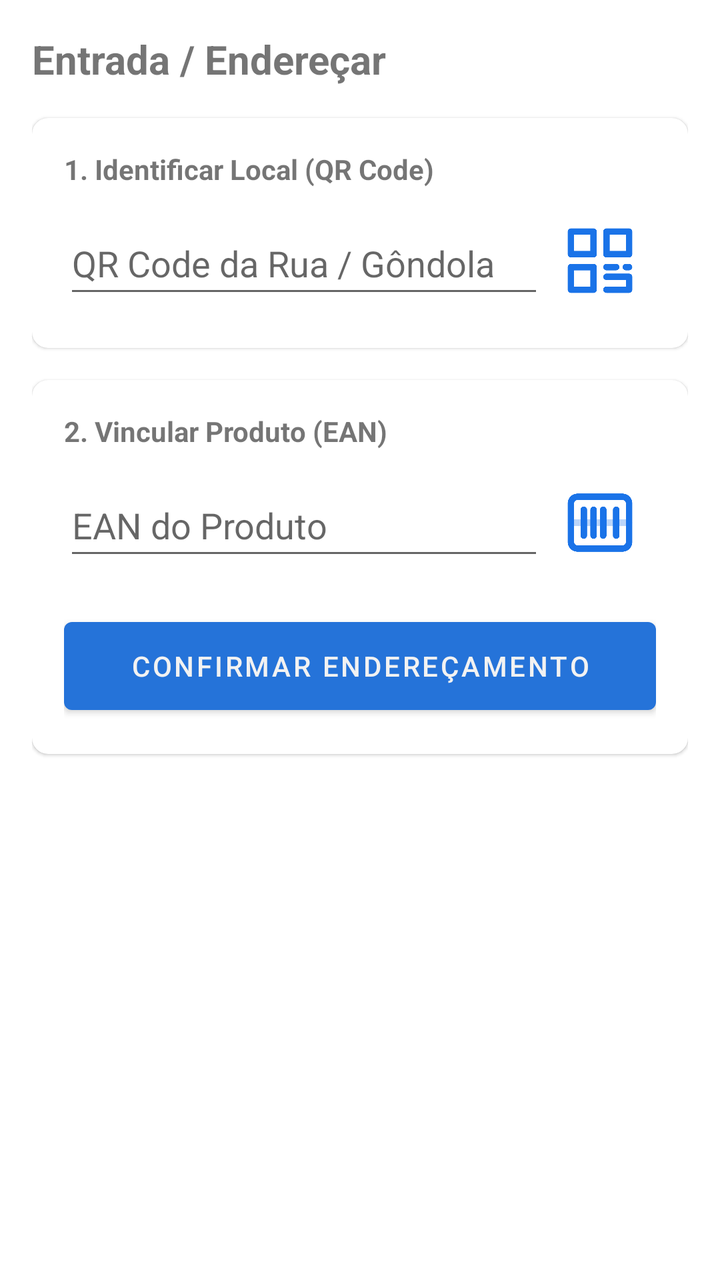
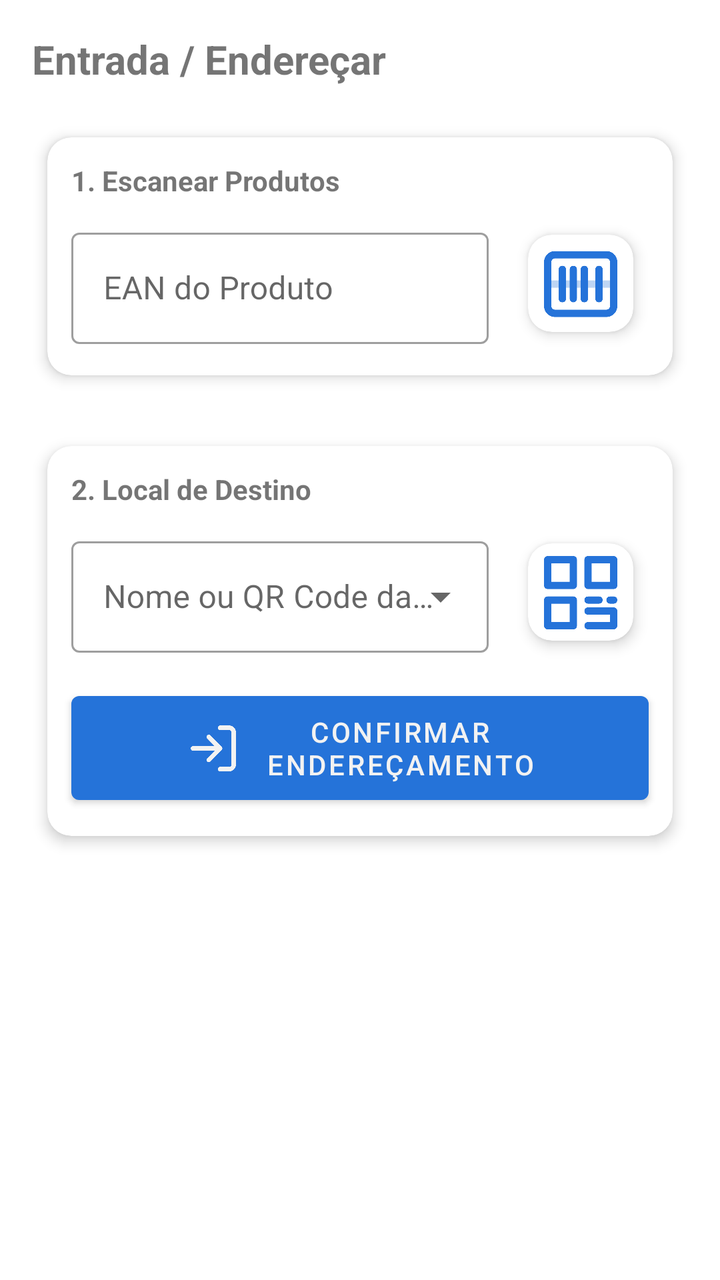

Screens rendered from an Android XML layout before and after an edit, with the pre-edit source and the edit as a unified diff.
<!-- AndroidManifest.xml: application theme Theme.PistaLimpa -->
<!-- res/layout/fragment_entrada.xml -->
<?xml version="1.0" encoding="utf-8"?>
<LinearLayout xmlns:android="http://schemas.android.com/apk/res/android"
    xmlns:app="http://schemas.android.com/apk/res-auto"
    android:layout_width="match_parent"
    android:layout_height="match_parent"
    android:orientation="vertical"
    android:padding="16dp">

    <TextView
        android:layout_width="wrap_content"
        android:layout_height="wrap_content"
        android:text="Entrada / Endereçar"
        android:textSize="20sp"
        android:textStyle="bold"
        android:layout_marginBottom="16dp" />

    
    <com.google.android.material.card.MaterialCardView
        android:layout_width="match_parent"
        android:layout_height="wrap_content"
        android:layout_marginBottom="16dp"
        app:cardCornerRadius="8dp">

        <LinearLayout
            android:layout_width="match_parent"
            android:layout_height="wrap_content"
            android:orientation="vertical"
            android:padding="16dp">

            <TextView
                android:layout_width="wrap_content"
                android:layout_height="wrap_content"
                android:text="1. Identificar Local (QR Code)"
                android:textStyle="bold" />

            <LinearLayout
                android:layout_width="match_parent"
                android:layout_height="wrap_content"
                android:orientation="horizontal"
                android:gravity="center_vertical"
                android:layout_marginTop="8dp">

                <EditText
                    android:id="@+id/etCodigoRua"
                    android:layout_width="0dp"
                    android:layout_height="48dp"
                    android:layout_weight="1"
                    android:hint="QR Code da Rua / Gôndola"
                    android:inputType="text" />

                <ImageButton
                    android:id="@+id/btnScannerRua"
                    android:layout_width="56dp"
                    android:layout_height="56dp"
                    android:padding="8dp"
                    android:scaleType="centerInside"
                    android:src="@drawable/qrcode"
                    android:contentDescription="Escanear QR Code Rua"
                    android:background="?attr/selectableItemBackgroundBorderless" />
            </LinearLayout>
        </LinearLayout>
    </com.google.android.material.card.MaterialCardView>

    
    <com.google.android.material.card.MaterialCardView
        android:layout_width="match_parent"
        android:layout_height="wrap_content"
        app:cardCornerRadius="8dp">

        <LinearLayout
            android:layout_width="match_parent"
            android:layout_height="wrap_content"
            android:orientation="vertical"
            android:padding="16dp">

            <TextView
                android:layout_width="wrap_content"
                android:layout_height="wrap_content"
                android:text="2. Vincular Produto (EAN)"
                android:textStyle="bold" />

            <LinearLayout
                android:layout_width="match_parent"
                android:layout_height="wrap_content"
                android:orientation="horizontal"
                android:gravity="center_vertical"
                android:layout_marginTop="8dp">

                <EditText
                    android:id="@+id/etCodigoProdutoEntrada"
                    android:layout_width="0dp"
                    android:layout_height="48dp"
                    android:layout_weight="1"
                    android:hint="EAN do Produto"
                    android:inputType="text" />

                <ImageButton
                    android:id="@+id/btnScannerProdutoEntrada"
                    android:layout_width="56dp"
                    android:layout_height="56dp"
                    android:padding="8dp"
                    android:scaleType="centerInside"
                    android:src="@drawable/leitor"
                    android:contentDescription="Escanear EAN Produto"
                    android:background="?attr/selectableItemBackgroundBorderless" />
            </LinearLayout>

            <Button
                android:id="@+id/btnConfirmarEntrada"
                android:layout_width="match_parent"
                android:layout_height="56dp"
                android:layout_marginTop="16dp"
                android:text="Confirmar Endereçamento" />
        </LinearLayout>
    </com.google.android.material.card.MaterialCardView>

</LinearLayout>
<!-- resources referenced by this layout -->
<resources>
  <!-- drawable leitor: png bitmap (drawable, 13046 bytes) -->
  <!-- drawable qrcode: png bitmap (drawable, 11988 bytes) -->
  <style name="Theme.PistaLimpa" parent="Theme.MaterialComponents.DayNight.DarkActionBar">
          
          <item name="colorPrimary">@color/purple_500</item>
          <item name="colorPrimaryVariant">@color/purple_700</item>
          <item name="colorOnPrimary">@color/white</item>
          
          <item name="colorSecondary">@color/teal_200</item>
          <item name="colorSecondaryVariant">@color/teal_700</item>
          <item name="colorOnSecondary">@color/black</item>
          
          <item name="android:statusBarColor">?attr/colorPrimaryVariant</item>
          
      </style>
  <color name="purple_500">#2573D9</color>
  <color name="purple_700">#2573D9</color>
  <color name="white">#F2F2F2</color>
  <color name="teal_200">#FF03DAC5</color>
  <color name="teal_700">#FF018786</color>
  <color name="black">#FF000000</color>
</resources>

<!-- the commit's change to res/layout/fragment_entrada.xml (unified diff, before → after) -->
@@ -1,117 +1,226 @@
 <?xml version="1.0" encoding="utf-8"?>
-<LinearLayout xmlns:android="http://schemas.android.com/apk/res/android"
+<androidx.core.widget.NestedScrollView xmlns:android="http://schemas.android.com/apk/res/android"
     xmlns:app="http://schemas.android.com/apk/res-auto"
     android:layout_width="match_parent"
     android:layout_height="match_parent"
-    android:orientation="vertical"
-    android:padding="16dp">
-
-    <TextView
-        android:layout_width="wrap_content"
-        android:layout_height="wrap_content"
-        android:text="Entrada / Endereçar"
-        android:textSize="20sp"
-        android:textStyle="bold"
-        android:layout_marginBottom="16dp" />
-
-    
-    <com.google.android.material.card.MaterialCardView
+    android:fillViewport="true"
+    android:clipChildren="false"
+    android:clipToPadding="false">
+
+    <LinearLayout
         android:layout_width="match_parent"
         android:layout_height="wrap_content"
-        android:layout_marginBottom="16dp"
-        app:cardCornerRadius="8dp">
-
-        <LinearLayout
+        android:orientation="vertical"
+        android:clipChildren="false"
+        android:clipToPadding="false"
+        android:padding="16dp">
+
+        <TextView
+            android:layout_width="wrap_content"
+            android:layout_height="wrap_content"
+            android:text="Entrada / Endereçar"
+            android:textSize="20sp"
+            android:textStyle="bold"
+            android:layout_marginBottom="16dp" />
+
+        
+        <com.google.android.material.card.MaterialCardView
             android:layout_width="match_parent"
             android:layout_height="wrap_content"
-            android:orientation="vertical"
-            android:padding="16dp">
-
-            <TextView
-                android:layout_width="wrap_content"
-                android:layout_height="wrap_content"
-                android:text="1. Identificar Local (QR Code)"
-                android:textStyle="bold" />
+            android:layout_marginBottom="8dp"
+            app:cardCornerRadius="12dp"
+            app:cardElevation="4dp"
+            app:cardUseCompatPadding="true">
 
             <LinearLayout
                 android:layout_width="match_parent"
                 android:layout_height="wrap_content"
-                android:orientation="horizontal"
-                android:gravity="center_vertical"
-                android:layout_marginTop="8dp">
-
-                <EditText
-                    android:id="@+id/etCodigoRua"
-                    android:layout_width="0dp"
-                    android:layout_height="48dp"
-                    android:layout_weight="1"
-                    android:hint="QR Code da Rua / Gôndola"
-                    android:inputType="text" />
-
-                <ImageButton
-                    android:id="@+id/btnScannerRua"
-                    android:layout_width="56dp"
-                    android:layout_height="56dp"
-                    android:padding="8dp"
-                    android:scaleType="centerInside"
-                    android:src="@drawable/qrcode"
-                    android:contentDescription="Escanear QR Code Rua"
-                    android:background="?attr/selectableItemBackgroundBorderless" />
+                android:orientation="vertical"
+                android:padding="12dp"
+                android:clipChildren="false"
+                android:clipToPadding="false">
+
+                <TextView
+                    android:layout_width="wrap_content"
+                    android:layout_height="wrap_content"
+                    android:text="1. Escanear Produtos"
+                    android:textStyle="bold"
+                    android:layout_marginBottom="8dp" />
+
+                <LinearLayout
+                    android:layout_width="match_parent"
+                    android:layout_height="wrap_content"
+                    android:orientation="horizontal"
+                    android:gravity="center_vertical"
+                    android:clipChildren="false"
+                    android:clipToPadding="false">
+
+                    <com.google.android.material.textfield.TextInputLayout
+                        android:id="@+id/tilCodigoProdutoEntrada"
+                        style="@style/Widget.MaterialComponents.TextInputLayout.OutlinedBox"
+                        android:layout_width="0dp"
+                        android:layout_height="wrap_content"
+                        android:layout_weight="1"
+                        android:hint="EAN do Produto">
+
+                        <com.google.android.material.textfield.TextInputEditText
+                            android:id="@+id/etCodigoProdutoEntrada"
+                            android:layout_width="match_parent"
+                            android:layout_height="wrap_content"
+                            android:imeOptions="actionDone"
+                            android:inputType="text" />
+                    </com.google.android.material.textfield.TextInputLayout>
+
+                    <com.google.android.material.card.MaterialCardView
+                        android:id="@+id/cardScannerProdutoEntrada"
+                        android:layout_width="68dp"
+                        android:layout_height="68dp"
+                        android:layout_marginStart="12dp"
+                        app:cardCornerRadius="12dp"
+                        app:cardElevation="4dp"
+                        app:cardUseCompatPadding="true">
+
+                        <ImageButton
+                            android:id="@+id/btnScannerProdutoEntrada"
+                            android:layout_width="match_parent"
+                            android:layout_height="match_parent"
+                            android:padding="2dp"
+                            android:scaleType="fitCenter"
+                            android:src="@drawable/leitor"
+                            app:tint="?attr/colorPrimary"
+                            android:background="?attr/selectableItemBackground"
+                            android:contentDescription="Escanear Produto" />
+                    </com.google.android.material.card.MaterialCardView>
+                </LinearLayout>
             </LinearLayout>
-        </LinearLayout>
-    </com.google.android.material.card.MaterialCardView>
-
-    
-    <com.google.android.material.card.MaterialCardView
-        android:layout_width="match_parent"
-        android:layout_height="wrap_content"
-        app:cardCornerRadius="8dp">
-
-        <LinearLayout
+        </com.google.android.material.card.MaterialCardView>
+
+        
+        <androidx.recyclerview.widget.RecyclerView
+            android:id="@+id/rvEntradaProdutos"
             android:layout_width="match_parent"
             android:layout_height="wrap_content"
-            android:orientation="vertical"
-            android:padding="16dp">
-
-            <TextView
-                android:layout_width="wrap_content"
-                android:layout_height="wrap_content"
-                android:text="2. Vincular Produto (EAN)"
-                android:textStyle="bold" />
+            android:nestedScrollingEnabled="false"
+            android:layout_marginBottom="8dp" />
+
+        
+        <com.google.android.material.card.MaterialCardView
+            android:id="@+id/cardEnderecoEntrada"
+            android:layout_width="match_parent"
+            android:layout_height="wrap_content"
+            app:cardCornerRadius="12dp"
+            app:cardElevation="4dp"
+            app:cardUseCompatPadding="true">
 
             <LinearLayout
                 android:layout_width="match_parent"
                 android:layout_height="wrap_content"
-                android:orientation="horizontal"
-                android:gravity="center_vertical"
-                android:layout_marginTop="8dp">
-
-                <EditText
-                    android:id="@+id/etCodigoProdutoEntrada"
+                android:orientation="vertical"
+                android:padding="12dp"
+                android:clipChildren="false"
+                android:clipToPadding="false">
+
+                <TextView
+                    android:layout_width="wrap_content"
+                    android:layout_height="wrap_content"
+                    android:text="2. Local de Destino"
+                    android:textStyle="bold"
+                    android:layout_marginBottom="8dp" />
+
+                <LinearLayout
+                    android:layout_width="match_parent"
+                    android:layout_height="wrap_content"
+                    android:orientation="horizontal"
+                    android:gravity="center_vertical"
+                    android:clipChildren="false"
+                    android:clipToPadding="false"
+                    android:layout_marginBottom="12dp">
+
+                    <com.google.android.material.textfield.TextInputLayout
+                    android:id="@+id/tilCodigoRua"
+                    style="@style/Widget.MaterialComponents.TextInputLayout.OutlinedBox.ExposedDropdownMenu"
                     android:layout_width="0dp"
-                    android:layout_height="48dp"
+                    android:layout_height="wrap_content"
                     android:layout_weight="1"
-                    android:hint="EAN do Produto"
-                    android:inputType="text" />
-
-                <ImageButton
-                    android:id="@+id/btnScannerProdutoEntrada"
-                    android:layout_width="56dp"
-                    android:layout_height="56dp"
-                    android:padding="8dp"
-                    android:scaleType="centerInside"
-                    android:src="@drawable/leitor"
-                    android:contentDescription="Escanear EAN Produto"
-                    android:background="?attr/selectableItemBackgroundBorderless" />
+                    android:hint="Nome ou QR Code da Rua">
+
+                    <AutoCompleteTextView
+                        android:id="@+id/etCodigoRua"
+                        android:layout_width="match_parent"
+                        android:layout_height="wrap_content"
+                        android:completionThreshold="1"
+                        android:imeOptions="actionSearch"
+                        android:inputType="text" />
+                </com.google.android.material.textfield.TextInputLayout>
+
+                    <com.google.android.material.card.MaterialCardView
+                        android:id="@+id/cardScannerRua"
+                        android:layout_width="68dp"
+                        android:layout_height="68dp"
+                        android:layout_marginStart="12dp"
+                        app:cardCornerRadius="12dp"
+                        app:cardElevation="4dp"
+                        app:cardUseCompatPadding="true">
+
+                        <ImageButton
+                            android:id="@+id/btnScannerRua"
+                            android:layout_width="match_parent"
+                            android:layout_height="match_parent"
+                            android:padding="2dp"
+                            android:scaleType="fitCenter"
+                            android:src="@drawable/qrcode"
+                            app:tint="?attr/colorPrimary"
+                            android:background="?attr/selectableItemBackground"
+                            android:contentDescription="Escanear QR Code Rua" />
+                    </com.google.android.material.card.MaterialCardView>
+                </LinearLayout>
+
+                
+                <com.google.android.material.card.MaterialCardView
+                    android:id="@+id/cardInfoRuaIdentificada"
+                    android:layout_width="match_parent"
+                    android:layout_height="wrap_content"
+                    android:layout_marginBottom="12dp"
+                    android:visibility="gone"
+                    app:cardBackgroundColor="#F5F5F5"
+                    app:cardCornerRadius="8dp"
+                    app:cardElevation="0dp">
+
+                    <LinearLayout
+                        android:layout_width="match_parent"
+                        android:layout_height="wrap_content"
+                        android:orientation="horizontal"
+                        android:gravity="center_vertical"
+                        android:padding="12dp">
+
+                        <ImageView
+                            android:layout_width="24dp"
+                            android:layout_height="24dp"
+                            android:src="@drawable/qrcode"
+                            app:tint="?attr/colorPrimary" />
+
+                        <TextView
+                            android:id="@+id/tvRuaIdentificada"
+                            android:layout_width="wrap_content"
+                            android:layout_height="wrap_content"
+                            android:layout_marginStart="8dp"
+                            android:text="Rua: Não identificada"
+                            android:textStyle="bold"
+                            android:textColor="@android:color/black" />
+                    </LinearLayout>
+                </com.google.android.material.card.MaterialCardView>
+
+                <com.google.android.material.button.MaterialButton
+                    android:id="@+id/btnConfirmarEntrada"
+                    android:layout_width="match_parent"
+                    android:layout_height="64dp"
+                    android:text="Confirmar Endereçamento"
+                    app:icon="@drawable/entrada"
+                    app:iconGravity="textStart"
+                    app:iconPadding="12dp"
+                    app:iconSize="28dp" />
             </LinearLayout>
-
-            <Button
-                android:id="@+id/btnConfirmarEntrada"
-                android:layout_width="match_parent"
-                android:layout_height="56dp"
-                android:layout_marginTop="16dp"
-                android:text="Confirmar Endereçamento" />
-        </LinearLayout>
-    </com.google.android.material.card.MaterialCardView>
-
-</LinearLayout>
+        </com.google.android.material.card.MaterialCardView>
+
+    </LinearLayout>
+</androidx.core.widget.NestedScrollView>
<!-- resource entries referenced after the edit -->
@@ -1,5 +1,6 @@
 <!-- resources referenced by this layout -->
 <resources>
+  <!-- drawable entrada: png bitmap (drawable, 10755 bytes) -->
   <!-- drawable leitor: png bitmap (drawable, 13046 bytes) -->
   <!-- drawable qrcode: png bitmap (drawable, 11988 bytes) -->
   <style name="Theme.PistaLimpa" parent="Theme.MaterialComponents.DayNight.DarkActionBar">
